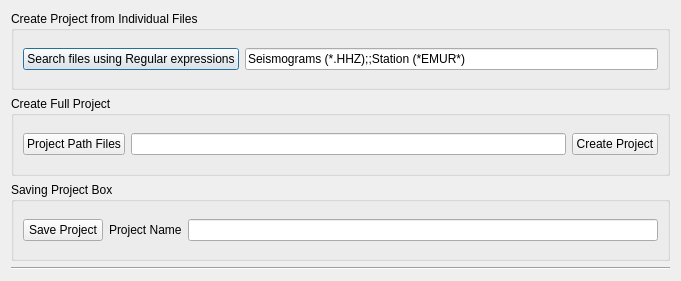
Before: the Qt Designer form isp/resources/designer_uis/Project.ui in ProjectISP/ISP, drawn with Qt 5.
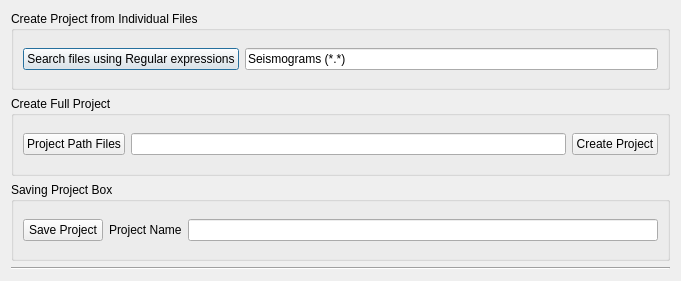
After: the same form once the commit is applied.

Patch:
```diff
--- a/isp/resources/designer_uis/Project.ui
+++ b/isp/resources/designer_uis/Project.ui
@@ -23,7 +23,7 @@
       <item row="0" column="1">
        <widget class="QLineEdit" name="rootPathForm_inv">
         <property name="text">
-         <string>Seismograms (*.HHZ);;Station (*EMUR*)</string>
+         <string>Seismograms (*.*)</string>
         </property>
        </widget>
       </item>
```
